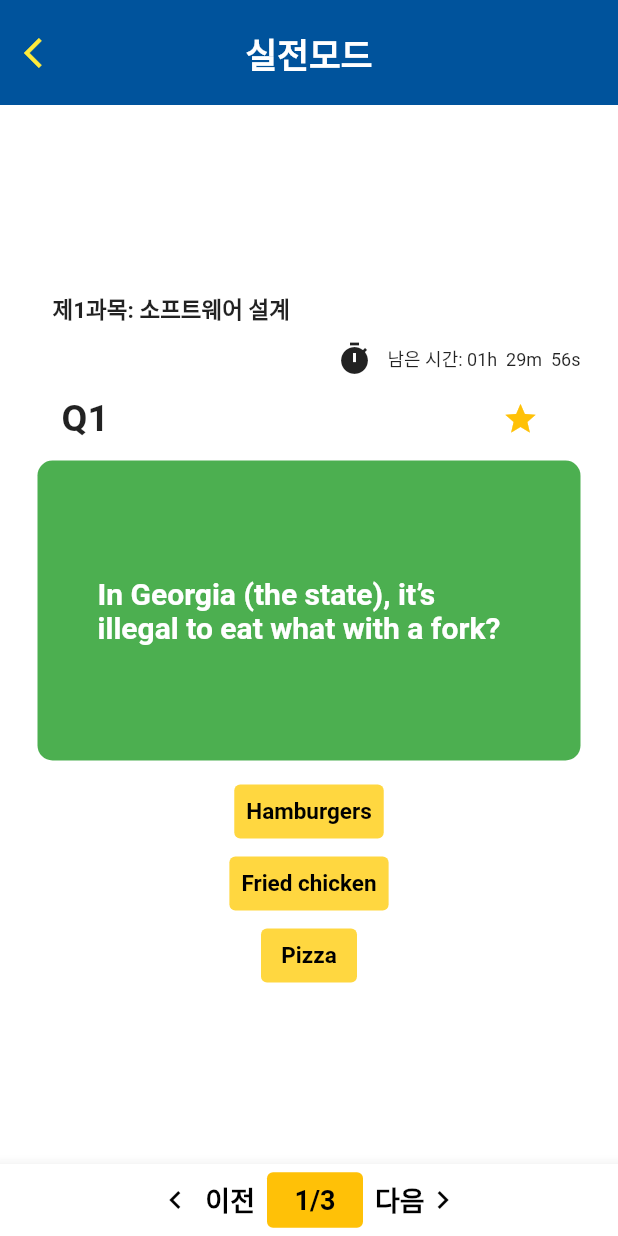
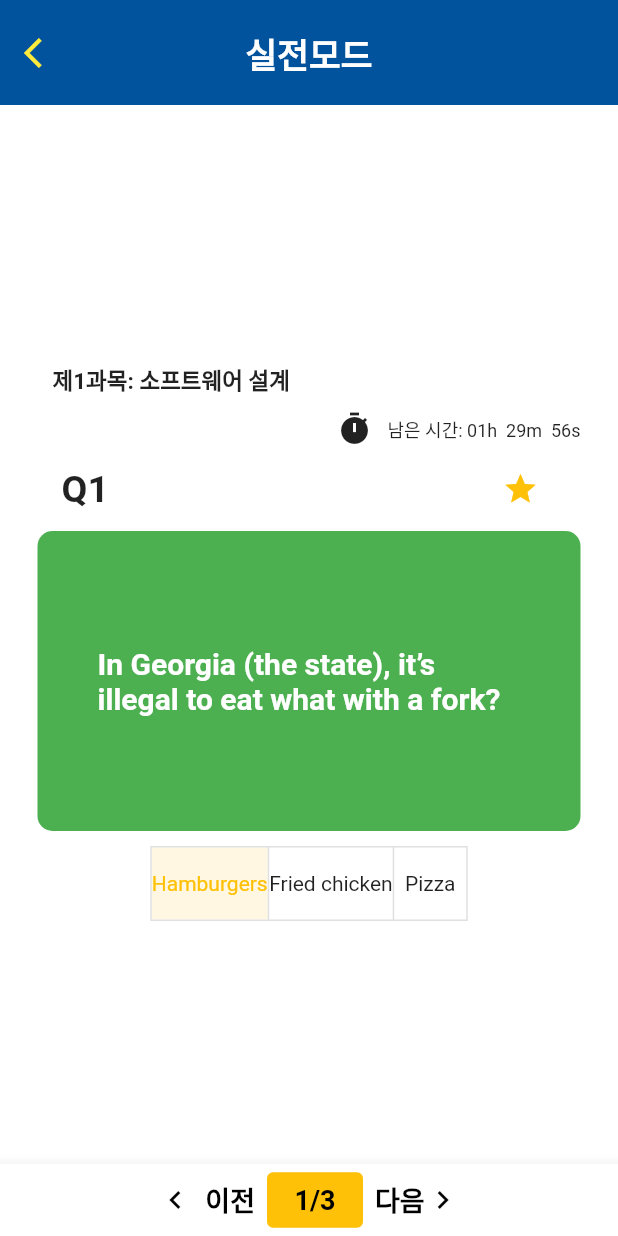
Before and after one commit to seonlim/Eipapp, a Flutter app: the PlayScreen screen opened by its route, after a tap on the "star" icon, after a tap on "Hamburgers", on a phone screen of 412 x 824 dp. Run offline on Flutter 3.47's test engine with Material 2 defaults, Android fonts, the phone set to English and light mode, and no system bars; our stand-ins replace shared_preferences; accounts and stored records are empty.

Commit message:
버튼완료

```diff
--- a/lib/answer.dart
+++ b/lib/answer.dart
@@ -12,20 +12,24 @@ class Answer extends StatefulWidget {
 }
 
 class _AnswerState extends State<Answer> {
+  List<bool> isSelected = List.generate(3, (index) => false);
 
   @override
   Widget build(BuildContext context) {
-    return TextButton(
-      onPressed: widget.answerTap,
-      style: TextButton.styleFrom(backgroundColor: widget.answerColor),
-      child: Text(
-        widget.answerText,
-        style: TextStyle(
-          fontSize: 15.0,
-        ),
-      ),
+    return ToggleButtons(
+        children: [
+          Text('1'),
+          Text('2'),
+          Text(widget.answerText),
+        ],
+        onPressed: (int index) {
+          setState(() {
+            isSelected[index] = !isSelected[index];
+          });
+        },
+        isSelected: isSelected
     );
   }
 }
 
-//
+//연습모드 좀 더 업그레이드, 에러 해결
--- a/lib/main.dart
+++ b/lib/main.dart
@@ -7,7 +7,7 @@ import 'package:final_eipapp/screen_subjectsetting.dart';
 import 'package:final_eipapp/playscreen.dart';
 import 'package:final_eipapp/dialogtest.dart';
 import 'package:final_eipapp/learningstatus.dart';
-import 'package:final_eipapp/address_services.dart';
+
 import 'dart:convert';
 
 void main() => runApp(MyApp());
@@ -78,7 +78,6 @@ class MyApp extends StatelessWidget {
         '/learningstatus' : (context) => LearningStatus(),
         '/solutionrecord' : (context) => SolutionRecord(),
         '/dialogtest' : (context) => DialogTest(),
-        '/mappingtest' : (context) => Address(city: '',streets: [],),
       },
     );
   }
--- a/lib/playscreen.dart
+++ b/lib/playscreen.dart
@@ -14,7 +14,7 @@ class PlayScreen extends StatefulWidget {
 
 class _PlayScreenState extends State<PlayScreen> {
 
-  final questions = const [
+  final List<Map<String, dynamic>> questions = const [
     {
       'question': 'In Georgia (the state), it’s illegal to eat what with a fork?',
       'answers': [
@@ -193,6 +193,8 @@ class _PlayScreenState extends State<PlayScreen> {
     });
   }
 
+  List<bool> isSelected = List.generate(3, (index) => false);
+
   @override
   Widget build(BuildContext context) {
     return Scaffold(
@@ -285,22 +287,25 @@ class _PlayScreenState extends State<PlayScreen> {
                 ),
               ),
               SizedBox(height: 10,),
-              ...(questions[_currentIndex]['answers'] as List<Map<String,dynamic>> )
-                  .map((answer) => Answer(
-                answerText: answer['answerText'],
-                answerColor: answerWasSelected //구분자가 없음.
-                    ? Colors.amberAccent
-                    : Colors.blue,
-                answerTap: () {
-                setState(() { //활성,비활성 조작
-                  answerWasSelected=!answerWasSelected;
-                  //ui자체에서 로직이 분리
-                  _questionAnswered(answer['score']);
-                });
-                },
-                )
-              ).toList(),
-            ],
+        ToggleButtons(
+          children: <Widget>[
+            ...(questions[_currentIndex]['answers'] as List<Map<String,dynamic>>)
+                .map((answer) => Text(answer['answerText']))
+          ],
+          onPressed: (int index) {
+            setState(() {
+              for (int buttonIndex = 0; buttonIndex < isSelected.length; buttonIndex++) {
+                if (buttonIndex == index) {
+                  isSelected[buttonIndex] = !isSelected[buttonIndex];
+                } else {
+                  isSelected[buttonIndex] = false;
+                }
+              }
+            });
+          },
+          isSelected: isSelected,
+             ),
+        ],
           ),
         ),
       ),
```
